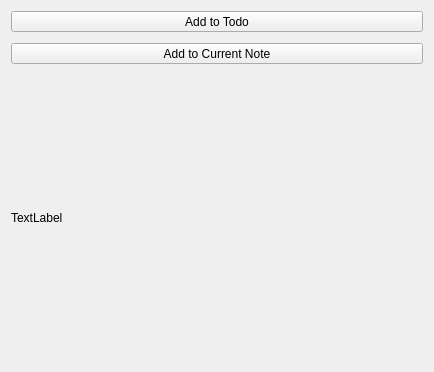
Above: src/Comm/ReceiveShare.ui from ic005k/Knot-Legacy before the change. Below: the same form after it.
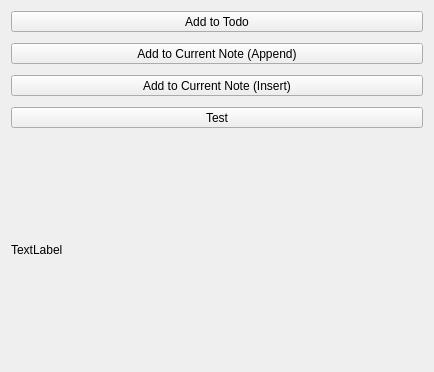
That is the form after the change.

Commit message: Added the ability to receive shares.

The edit to the form file:
```diff
--- a/src/Comm/ReceiveShare.ui
+++ b/src/Comm/ReceiveShare.ui
@@ -39,7 +39,33 @@
       </sizepolicy>
      </property>
      <property name="text">
-      <string>Add to Current Note</string>
+      <string>Add to Current Note (Append)</string>
+     </property>
+    </widget>
+   </item>
+   <item>
+    <widget class="QToolButton" name="btnInsertToNote">
+     <property name="sizePolicy">
+      <sizepolicy hsizetype="Preferred" vsizetype="Fixed">
+       <horstretch>0</horstretch>
+       <verstretch>0</verstretch>
+      </sizepolicy>
+     </property>
+     <property name="text">
+      <string>Add to Current Note (Insert)</string>
+     </property>
+    </widget>
+   </item>
+   <item>
+    <widget class="QToolButton" name="btnTest">
+     <property name="sizePolicy">
+      <sizepolicy hsizetype="Preferred" vsizetype="Fixed">
+       <horstretch>0</horstretch>
+       <verstretch>0</verstretch>
+      </sizepolicy>
+     </property>
+     <property name="text">
+      <string>Test</string>
      </property>
     </widget>
    </item>
```
The commit also changes 10 other files.
